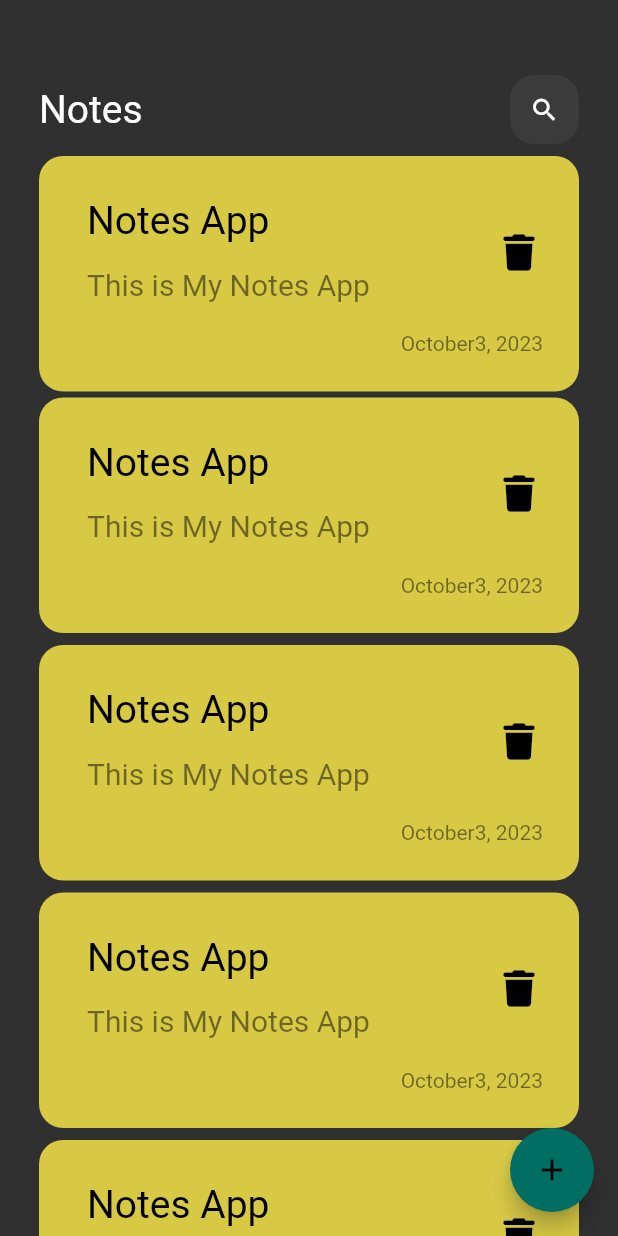
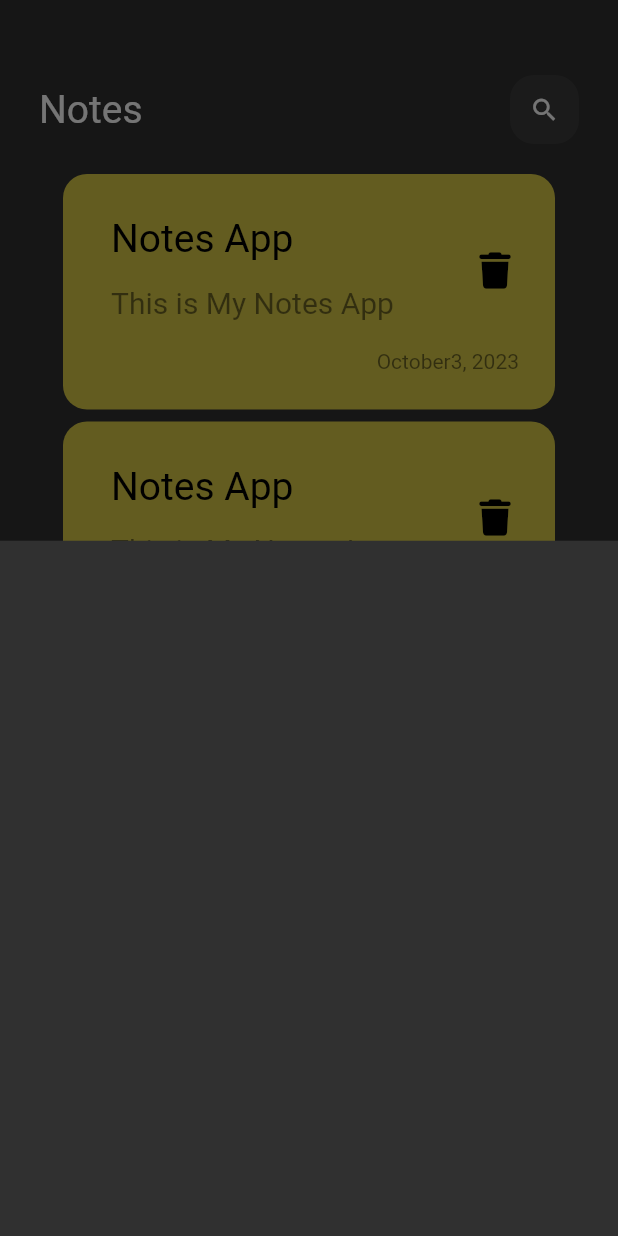
Before and after one commit to RadwaAshraf1/notes_app, a Flutter app: the screen it shows after launch, after a tap on the "add" icon, on a phone screen of 412 x 824 dp. Run offline on Flutter 3.47's test engine with Material 2 defaults, Android fonts, the phone set to English and light mode, and no system bars; our stand-ins replace font_awesome_flutter; Roboto replaces fonts that are missing (assets/fonts/Poppins-Regular.ttf).

```diff
--- a/lib/views/custom_app_bar.dart
+++ b/lib/views/custom_app_bar.dart
@@ -6,16 +6,13 @@ class CustomAppBar extends StatelessWidget {
 
   @override
   Widget build(BuildContext context) {
-    return const Padding(
-      padding:  EdgeInsets.only(bottom: 8.0),
-      child:  Row(
+    return const Row(
           children: [
             Text("Notes",style: TextStyle(fontSize: 26),),
             Spacer(),
             CustomSearchIcon(),
           ],
-        ),
-    );
+        );
 
   }
 }
--- a/lib/views/custom_note_item.dart
+++ b/lib/views/custom_note_item.dart
@@ -14,12 +14,10 @@ class NoteItem extends StatelessWidget {
       ),
       child: Column(crossAxisAlignment: CrossAxisAlignment.end, children: [
         ListTile(
-
-           title: const Text(
+            title: const Text(
               "Notes App",
               style: TextStyle(color: Colors.black, fontSize: 26),
             ),
-
           subtitle: Padding(
             padding: const EdgeInsets.symmetric(vertical: 16),
             child: Text(
@@ -38,7 +36,7 @@ class NoteItem extends StatelessWidget {
           ),
         ),
         Padding(
-          padding: const EdgeInsets.only(right: 24),
+          padding: const EdgeInsets.symmetric(horizontal: 24),
           child: Text("October3, 2023",
               style:
                   TextStyle(color: Colors.black.withOpacity(.5), fontSize: 14)),
--- a/lib/views/note_listview.dart
+++ b/lib/views/note_listview.dart
@@ -6,13 +6,16 @@ class NoteListView extends StatelessWidget {
 
   @override
   Widget build(BuildContext context) {
-    return ListView.builder(
+    return Padding(
+      padding: const EdgeInsets.all(16.0),
+      child: ListView.builder(
         itemBuilder: ((context, index) {
           return const Padding(
             padding: EdgeInsets.symmetric(vertical: 4.0),
             child: NoteItem(),
           );
         }),
+      ),
     );
   }
 }
--- a/lib/views/notes_view.dart
+++ b/lib/views/notes_view.dart
@@ -9,7 +9,13 @@ class NotesView extends StatelessWidget {
     return Scaffold(
       body: const NotesViewBody(),
       floatingActionButton: FloatingActionButton(
-        onPressed: () {},
+        onPressed: () {
+          showModalBottomSheet(
+              context: context,
+              builder: (context) {
+                return Container();
+              });
+        },
         backgroundColor: const Color.fromARGB(255, 0, 110, 99),
         hoverColor: Colors.white,
         child: const Icon(Icons.add),
--- a/lib/views/notes_view_body.dart
+++ b/lib/views/notes_view_body.dart
@@ -1,6 +1,5 @@
 import 'package:flutter/material.dart';
 import 'custom_app_bar.dart';
-import 'custom_note_item.dart';
 import 'note_listview.dart';
 
 class NotesViewBody extends StatelessWidget {
@@ -16,7 +15,6 @@ class NotesViewBody extends StatelessWidget {
             height: 50,
           ),
           CustomAppBar(),
-          NoteItem(),
           Expanded(child: NoteListView())
         ],
       ),
```
Also changed, not shown: lib/add_note_buttom_sheet.dart (added, +10 -0 lines). Lines whose indentation alone changed are shown as unchanged.
